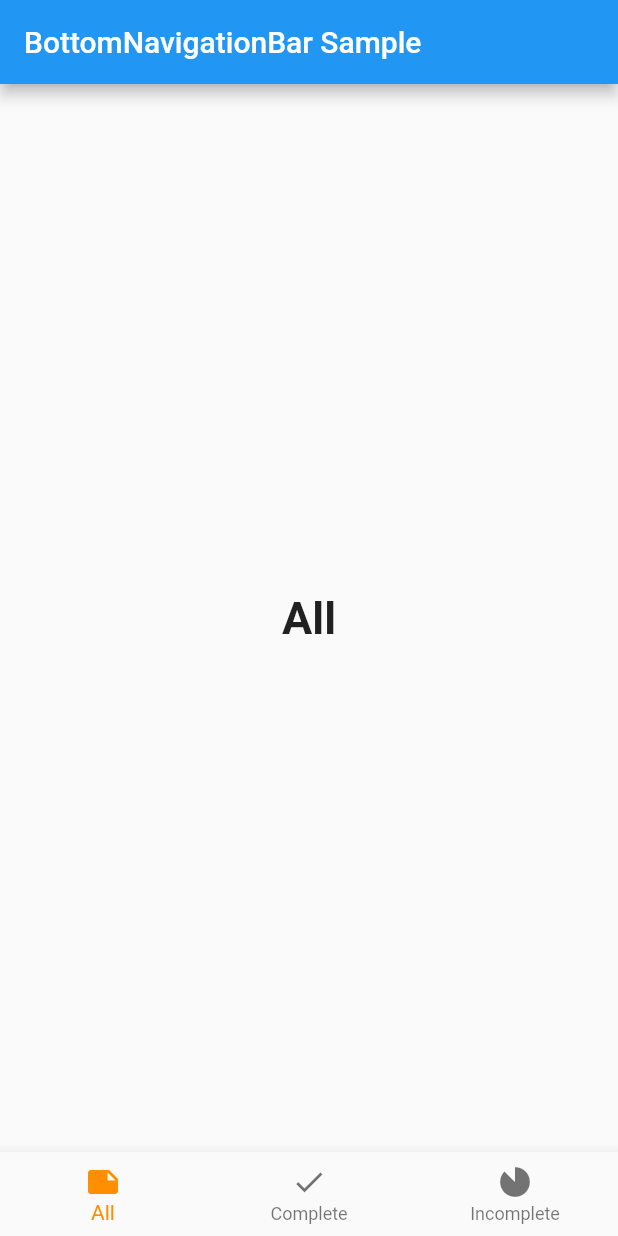
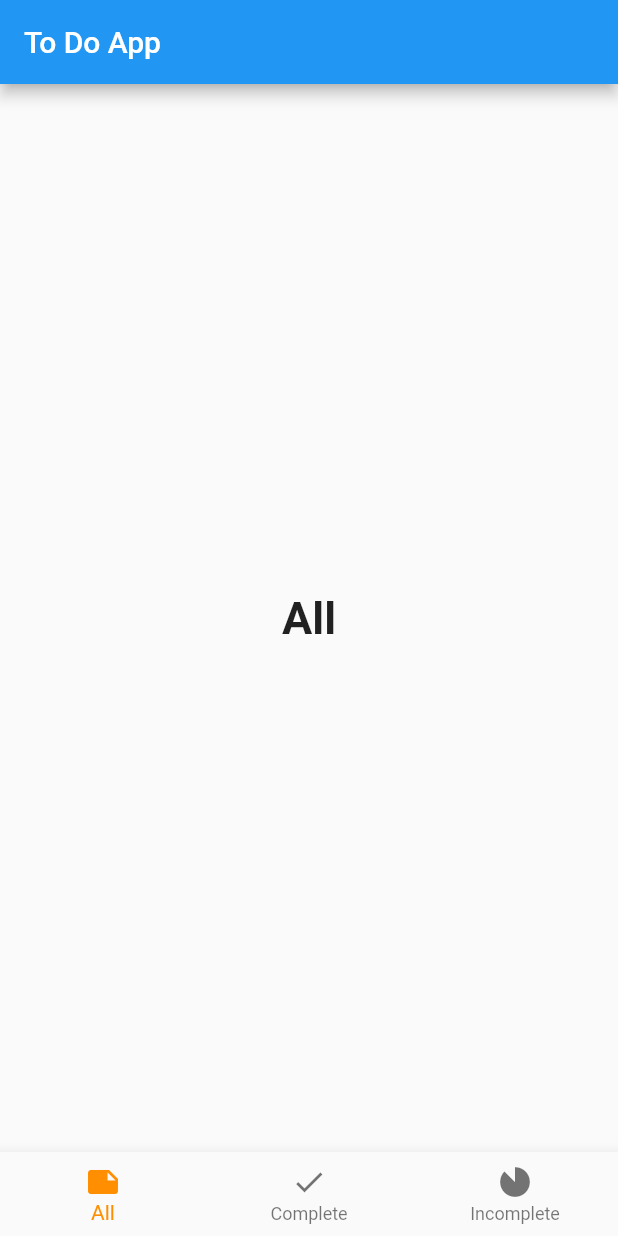
Before and after one commit to kulotski321/to-do-app, a Flutter app: the screen it shows after launch, on a phone screen of 412 x 824 dp. Run offline on Flutter 3.47's test engine with Material 2 defaults, Android fonts, the phone set to English and light mode, and no system bars.

Commit message:
Rename appbar title

```diff
--- a/lib/main.dart
+++ b/lib/main.dart
@@ -54,7 +54,7 @@ class _MyStatefulWidgetState extends State<MyStatefulWidget> {
   Widget build(BuildContext context) {
     return Scaffold(
       appBar: AppBar(
-        title: const Text('BottomNavigationBar Sample'),
+        title: const Text('To Do App'),
       ),
       body: Center(
         child: _widgetOptions.elementAt(_selectedIndex),
```
